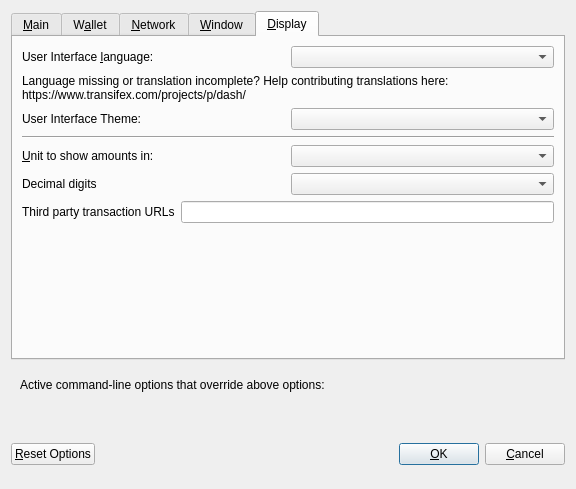
Old version of the form src/qt/forms/optionsdialog.ui in the repository BeatKebit/dash.
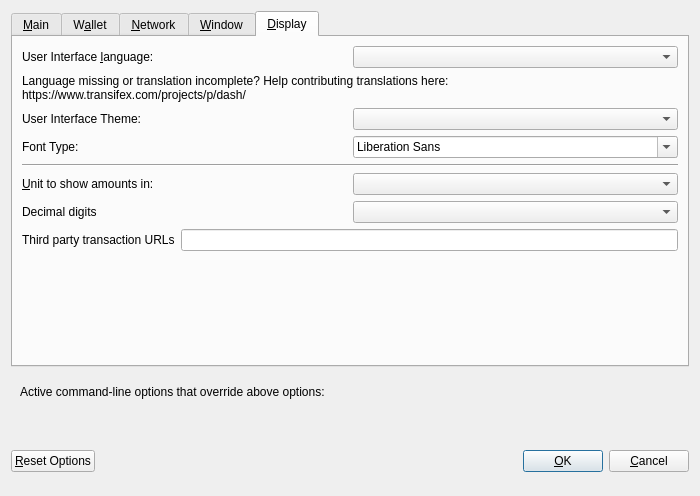
New version of the form. The open tabs and pages were chosen to show the change. Custom widgets are drawn as their Qt base class.

Commit message:
Custom QFont selector
Now implemented with native controls.

The edit to the form file:
```diff
--- a/src/qt/forms/optionsdialog.ui
+++ b/src/qt/forms/optionsdialog.ui
@@ -6,10 +6,16 @@
    <rect>
     <x>0</x>
     <y>0</y>
-    <width>576</width>
-    <height>489</height>
+    <width>700</width>
+    <height>496</height>
    </rect>
   </property>
+  <property name="maximumSize">
+   <size>
+    <width>700</width>
+    <height>16777215</height>
+   </size>
+  </property>
   <property name="windowTitle">
    <string>Options</string>
   </property>
@@ -765,6 +771,20 @@
          </item>
         </layout>
        </item>
+       <item>
+        <layout class="QHBoxLayout" name="horizontalLayout_6_Display">
+         <item>
+          <widget class="QLabel" name="lblFontType">
+           <property name="text">
+            <string>Font Type:</string>
+           </property>
+          </widget>
+         </item>
+         <item>
+          <widget class="QFontComboBox" name="cboFontType"/>
+         </item>
+        </layout>
+       </item>
        <item>
         <widget class="Line" name="line">
          <property name="orientation">
```
Left out of the diff: 2 changed lines with no effect on the pictures. The commit also changes 15 other files.
